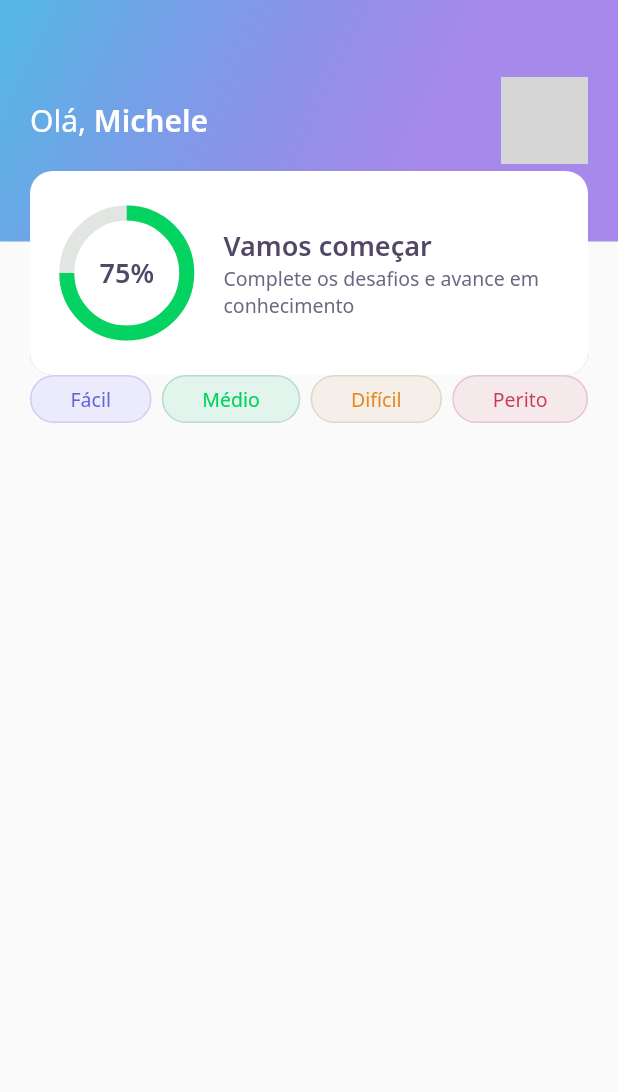
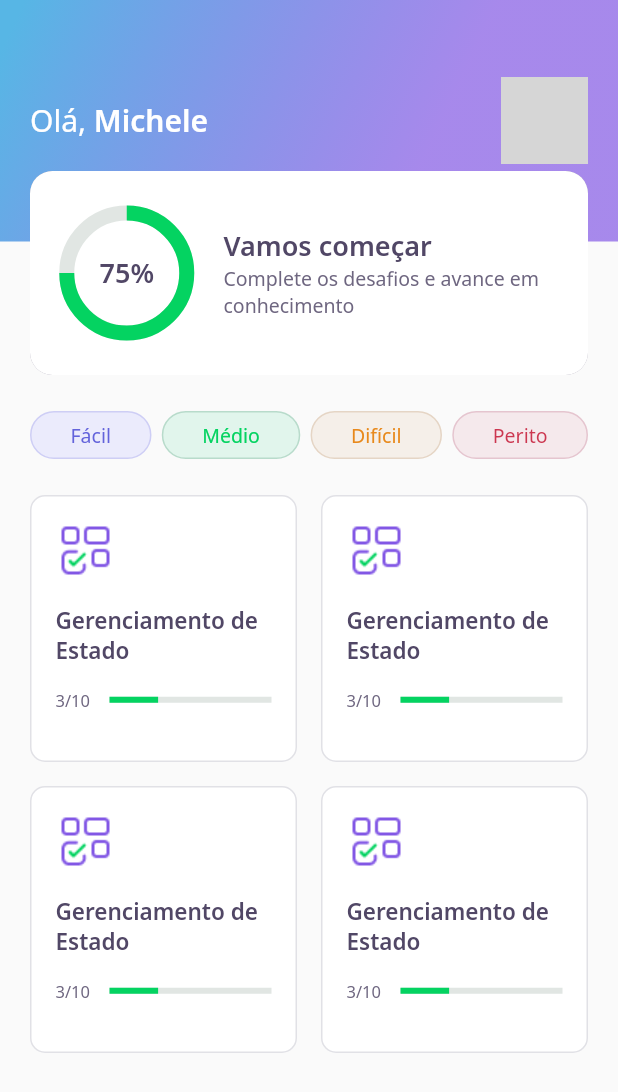
Before and after one commit to michelewtc/devquiz-flutter-nlw5, a Flutter app: the screen it shows after launch, on a phone screen of 412 x 824 dp. Shown: the top 1092 px of the screen. Run offline on Flutter 3.47's test engine with Material 2 defaults, Android fonts, the phone set to English and light mode, and no system bars; our stand-ins replace google_fonts; network calls fail; grey boxes are pictures that could not be loaded.

Commit message:
QuizCard & ListView

```diff
--- a/lib/home/home_page.dart
+++ b/lib/home/home_page.dart
@@ -1,5 +1,6 @@
 import 'package:dev_quiz/home/widgets/appbar/app_bar_widget.dart';
 import 'package:dev_quiz/home/widgets/level_button/level_button_widget.dart';
+import 'package:dev_quiz/home/widgets/quiz_card/quiz_card_widget.dart';
 import 'package:flutter/material.dart';
 
 class HomePage extends StatefulWidget {
@@ -16,7 +17,12 @@ class _HomePageState extends State<HomePage> {
         appBar: AppBarWidget(),
         body: Padding(
           padding: const EdgeInsets.symmetric(horizontal: 20),
-          child: Row(
+          child: Column(
+            children: [
+              SizedBox(
+                height: 24,
+              ),
+              Row(
                 mainAxisAlignment: MainAxisAlignment.spaceBetween,
                 children: [
                   LevelButtonWidget(
@@ -33,6 +39,24 @@ class _HomePageState extends State<HomePage> {
                   ),
                 ],
               ),
+              SizedBox(
+                height: 24,
+              ),
+              Expanded(
+                child: GridView.count(
+                  crossAxisSpacing: 16,
+                  mainAxisSpacing: 16,
+                  crossAxisCount: 2,
+                  children: [
+                    QuizCardWidget(),
+                    QuizCardWidget(),
+                    QuizCardWidget(),
+                    QuizCardWidget(),
+                  ],
+                ),
+              )
+            ],
+          ),
         ));
   }
 }
--- /dev/null
+++ b/lib/home/widgets/quiz_card/quiz_card_widget.dart
@@ -0,0 +1,60 @@
+import 'package:dev_quiz/core/app_colors.dart';
+import 'package:dev_quiz/core/app_images.dart';
+import 'package:dev_quiz/core/app_text_styles.dart';
+import 'package:flutter/material.dart';
+
+class QuizCardWidget extends StatelessWidget {
+  const QuizCardWidget({Key? key}) : super(key: key);
+
+  @override
+  Widget build(BuildContext context) {
+    return Container(
+      padding: EdgeInsets.all(16),
+      decoration: BoxDecoration(
+          border: Border.fromBorderSide(
+            BorderSide(
+              color: AppColors.border,
+            ),
+          ),
+          color: AppColors.white,
+          borderRadius: BorderRadius.circular(10)),
+      child: Column(
+        crossAxisAlignment: CrossAxisAlignment.start,
+        children: [
+          Container(
+            height: 40,
+            width: 40,
+            child: Image.asset(AppImages.blocks),
+          ),
+          SizedBox(
+            height: 16,
+          ),
+          Text("Gerenciamento de Estado", style: AppTextStyles.heading15),
+          SizedBox(
+            height: 16,
+          ),
+          Row(
+            children: [
+              Expanded(
+                flex: 1,
+                child: Text(
+                  "3/10",
+                  style: AppTextStyles.body11,
+                ),
+              ),
+              Expanded(
+                flex: 3,
+                child: LinearProgressIndicator(
+                  value: 0.3,
+                  backgroundColor: AppColors.chartSecondary,
+                  valueColor:
+                      AlwaysStoppedAnimation<Color>(AppColors.chartPrimary),
+                ),
+              )
+            ],
+          )
+        ],
+      ),
+    );
+  }
+}
```
Lines whose indentation alone changed are shown as unchanged.
